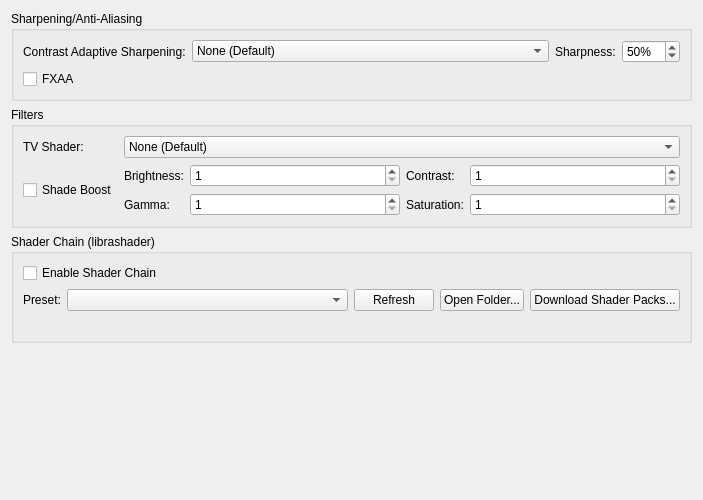
The window that pcsx2-qt/Settings/GraphicsPostProcessingSettingsTab.ui (ilyalissoboi/pcsx2) describes before a commit, drawn with Qt 5.
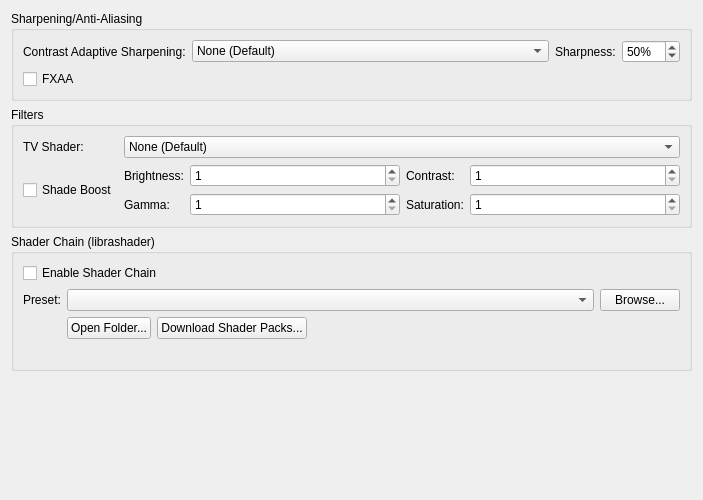
The same window after the commit.

Commit message: Qt: Add a searchable tree picker for shader presets and tidy the Shader Chain group

```diff
--- a/pcsx2-qt/Settings/GraphicsPostProcessingSettingsTab.ui
+++ b/pcsx2-qt/Settings/GraphicsPostProcessingSettingsTab.ui
@@ -256,7 +256,7 @@
       <string>Shader Chain (librashader)</string>
      </property>
      <layout class="QGridLayout" name="gridLayout_shaderChain">
-      <item row="0" column="0" colspan="5">
+      <item row="0" column="0" colspan="3">
        <widget class="QCheckBox" name="shaderChainEnabled">
         <property name="text">
          <string>Enable Shader Chain</string>
@@ -284,27 +284,44 @@
        </widget>
       </item>
       <item row="1" column="2">
-       <widget class="QPushButton" name="shaderChainRefresh">
+       <widget class="QPushButton" name="shaderChainBrowse">
         <property name="text">
-         <string>Refresh</string>
+         <string>Browse...</string>
         </property>
        </widget>
       </item>
-      <item row="1" column="3">
+      <item row="2" column="1" colspan="2">
+       <layout class="QHBoxLayout" name="shaderChainActionsLayout">
+        <item>
        <widget class="QPushButton" name="shaderChainOpenFolder">
         <property name="text">
          <string>Open Folder...</string>
         </property>
        </widget>
       </item>
-      <item row="1" column="4">
+        <item>
        <widget class="QPushButton" name="shaderChainDownload">
         <property name="text">
          <string>Download Shader Packs...</string>
         </property>
        </widget>
       </item>
-      <item row="2" column="0" colspan="5">
+        <item>
+         <spacer name="shaderChainActionsSpacer">
+          <property name="orientation">
+           <enum>Qt::Orientation::Horizontal</enum>
+          </property>
+          <property name="sizeHint" stdset="0">
+           <size>
+            <width>0</width>
+            <height>0</height>
+           </size>
+          </property>
+         </spacer>
+        </item>
+       </layout>
+      </item>
+      <item row="3" column="0" colspan="3">
        <widget class="QLabel" name="shaderChainStatus">
         <property name="text">
          <string/>
```
Left out of the diff: 2 changed lines with no effect on the pictures. Lines whose indentation alone changed are shown as unchanged. The commit also changes 8 other files.
